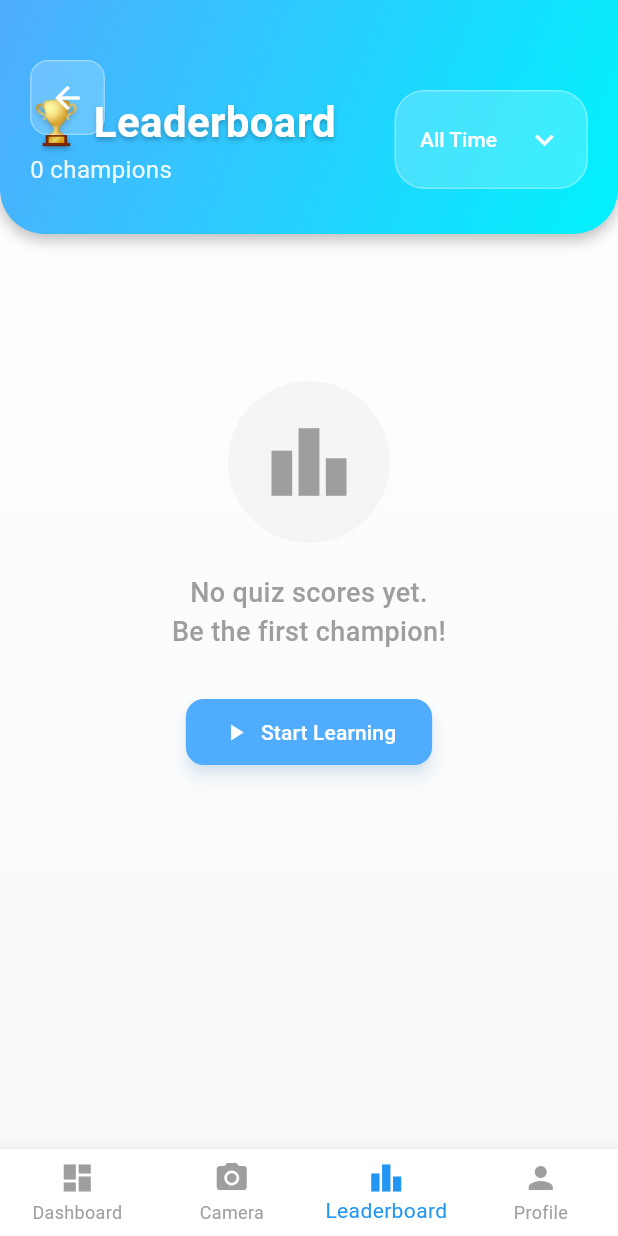
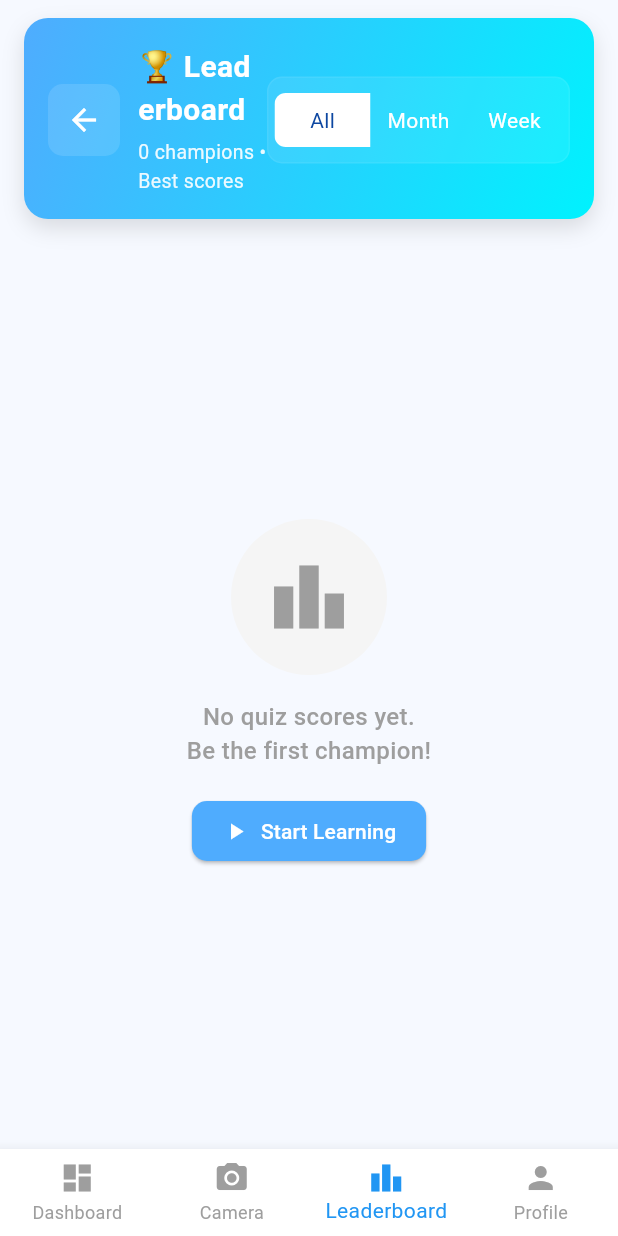
Before and after one commit to nethmalgunawardhana/Hacklite2.0_frontend, a Flutter app: the screen it shows once a user with an empty profile is signed in, item 3 of the bottom bar chosen, on a phone screen of 412 x 824 dp. Run offline on Flutter 3.47's test engine with Material 3 defaults, Android fonts, the phone set to English and light mode, and no system bars; our stand-ins replace camera, cloud_firestore, firebase_auth, firebase_core, flutter_svg, permission_handler; missing offline and left inert: google_mlkit_pose_detection; accounts and stored records are empty.

Commit message:
Revamp leaderboard — new header, timeframe toggle, refreshed player cards and badges

```diff
--- a/lib/leaderboard_page.dart
+++ b/lib/leaderboard_page.dart
@@ -59,12 +59,12 @@ class _LeaderboardPageState extends State<LeaderboardPage> {
           userBestScores[userId] = {
             'id': doc.id,
             'userId': data['userId'],
-            'userName': data['userName'],
+            'userName': data['userName'] ?? 'Unknown',
             'userEmail': data['userEmail'],
             'quizId': data['quizId'],
-            'quizTitle': data['quizTitle'],
-            'score': data['score'],
-            'totalQuestions': data['totalQuestions'],
+            'quizTitle': data['quizTitle'] ?? 'Quiz',
+            'score': data['score'] ?? 0,
+            'totalQuestions': data['totalQuestions'] ?? 0,
             'percentage': data['percentage'],
             'timestamp': data['timestamp'],
             'date': data['date'],
@@ -99,164 +99,114 @@ class _LeaderboardPageState extends State<LeaderboardPage> {
 
   @override
   Widget build(BuildContext context) {
+    final toggleSelection = [
+      selectedTimeframe == 'all',
+      selectedTimeframe == 'month',
+      selectedTimeframe == 'week'
+    ];
+
     return Scaffold(
-      body: Stack(
+      backgroundColor: const Color(0xFFF6F9FF),
+      body: SafeArea(
+        child: Column(
           children: [
+            // Header
             Container(
-            decoration: const BoxDecoration(
-              gradient: LinearGradient(
-                colors: [Colors.white, Color(0xFFF8F9FA)],
-                begin: Alignment.topCenter,
-                end: Alignment.bottomCenter,
-              ),
-            ),
-            child: _buildContent(),
-          ),
-          // Header Section
-          Positioned(
-            top: 0,
-            left: 0,
-            right: 0,
-            child: Container(
-              padding: const EdgeInsets.only(
-                top: 60,
-                left: 20,
-                right: 20,
-                bottom: 30,
-              ),
-              decoration: const BoxDecoration(
-                gradient: LinearGradient(
+              margin: const EdgeInsets.symmetric(horizontal: 16, vertical: 12),
+              padding: const EdgeInsets.fromLTRB(16, 18, 16, 16),
+              decoration: BoxDecoration(
+                gradient: const LinearGradient(
                   colors: [Color(0xFF4facfe), Color(0xFF00f2fe)],
                   begin: Alignment.topLeft,
                   end: Alignment.bottomRight,
                 ),
-                borderRadius: BorderRadius.only(
-                  bottomLeft: Radius.circular(30),
-                  bottomRight: Radius.circular(30),
-                ),
+                borderRadius: BorderRadius.circular(16),
                 boxShadow: [
                   BoxShadow(
-                    color: Colors.black26,
-                    blurRadius: 8,
-                    offset: Offset(0, 4),
+                    color: Colors.black.withOpacity(0.12),
+                    blurRadius: 12,
+                    offset: const Offset(0, 6),
                   ),
                 ],
               ),
+              child: Row(
+                children: [
+                  // Back button
+                  Material(
+                    color: Colors.white.withOpacity(0.12),
+                    shape: RoundedRectangleBorder(borderRadius: BorderRadius.circular(10)),
+                    child: IconButton(
+                      icon: const Icon(Icons.arrow_back, color: Colors.white),
+                      onPressed: () => Navigator.of(context).pop(),
+                    ),
+                  ),
+                  const SizedBox(width: 12),
+                  // Title
+                  Expanded(
                     child: Column(
-                crossAxisAlignment: CrossAxisAlignment.start,
-                children: [
-                  Row(
-                    mainAxisAlignment: MainAxisAlignment.spaceBetween,
-                    children: [
-                      Column(
                       crossAxisAlignment: CrossAxisAlignment.start,
                       children: [
                         const Text(
                           '🏆 Leaderboard',
                           style: TextStyle(
-                              fontSize: 28,
+                            color: Colors.white,
+                            fontSize: 20,
                             fontWeight: FontWeight.bold,
-                              color: Colors.white,
-                              shadows: [
-                                Shadow(
-                                  color: Colors.black26,
-                                  offset: Offset(0, 2),
-                                  blurRadius: 4,
+                          ),
+                        ),
+                        const SizedBox(height: 4),
+                        Text(
+                          '${leaderboardData.length} champions • Best scores',
+                          style: TextStyle(
+                            color: Colors.white.withOpacity(0.9),
+                            fontSize: 13,
+                          ),
                         ),
                       ],
                     ),
                   ),
-                          Text(
-                            '${leaderboardData.length} champions',
-                            style: TextStyle(
-                              fontSize: 16,
-                              color: Colors.white.withOpacity(0.9),
+                  // Timeframe segmented control
+                  Container(
+                    padding: const EdgeInsets.all(4),
+                    decoration: BoxDecoration(
+                      color: Colors.white.withOpacity(0.08),
+                      borderRadius: BorderRadius.circular(10),
+                      border: Border.all(color: Colors.white.withOpacity(0.06)),
+                    ),
+                    child: ToggleButtons(
+                      isSelected: toggleSelection,
+                      onPressed: (i) {
+                        final val = i == 0 ? 'all' : (i == 1 ? 'month' : 'week');
+                        _changeTimeframe(val);
+                      },
+                      borderRadius: BorderRadius.circular(8),
+                      selectedColor: Colors.blue.shade900,
+                      color: Colors.white,
+                      fillColor: Colors.white,
+                      renderBorder: false,
+                      constraints: const BoxConstraints(minWidth: 64, minHeight: 36),
+                      children: const [
+                        Text('All'),
+                        Text('Month'),
+                        Text('Week'),
+                      ],
                     ),
                   ),
                 ],
               ),
-                      Container(
-                        padding: const EdgeInsets.symmetric(
-                          horizontal: 16,
-                          vertical: 8,
             ),
-                        decoration: BoxDecoration(
-                          color: Colors.white.withOpacity(0.2),
-                          borderRadius: BorderRadius.circular(20),
-                          border: Border.all(
-                            color: Colors.white.withOpacity(0.3),
-                            width: 1,
-                          ),
-                        ),
-                        child: DropdownButton<String>(
-                          value: selectedTimeframe,
-                          dropdownColor: const Color(0xFF4facfe),
-                          style: const TextStyle(
-                            color: Colors.white,
-                            fontWeight: FontWeight.w500,
-                          ),
-                          underline: const SizedBox(),
-                          icon: const Icon(
-                            Icons.keyboard_arrow_down,
-                            color: Colors.white,
-                          ),
-                          items: const [
-                            DropdownMenuItem(
-                              value: 'all',
-                              child: Text('All Time'),
-                            ),
-                            DropdownMenuItem(
-                              value: 'month',
-                              child: Text('This Month'),
-                            ),
-                            DropdownMenuItem(
-                              value: 'week',
-                              child: Text('This Week'),
-                            ),
-                          ],
-                          onChanged: (value) {
-                            if (value != null) {
-                              _changeTimeframe(value);
-                            }
-                          },
-                        ),
-                      ),
-                    ],
+
+            // Content
+            Expanded(
+              child: _buildBodyContent(),
             ),
           ],
         ),
       ),
-          ),
-          // Back Button
-          Positioned(
-            top: 40,
-            left: 20,
-            child: Container(
-              decoration: BoxDecoration(
-                color: Colors.white.withOpacity(0.2),
-                borderRadius: BorderRadius.circular(12),
-                border: Border.all(
-                  color: Colors.white.withOpacity(0.3),
-                  width: 1,
-                ),
-              ),
-              child: IconButton(
-                icon: const Icon(
-                  Icons.arrow_back,
-                  color: Colors.white,
-                  size: 24,
-                ),
-                onPressed: () => Navigator.of(context).pop(),
-                padding: const EdgeInsets.all(12),
-              ),
-            ),
-          ),
-        ],
-      ),
     );
   }
 
-  Widget _buildContent() {
+  Widget _buildBodyContent() {
     if (isLoading) {
       return const Center(
         child: Column(
@@ -286,8 +236,8 @@ class _LeaderboardPageState extends State<LeaderboardPage> {
           child: Column(
             mainAxisAlignment: MainAxisAlignment.center,
             children: [
-              const Icon(Icons.error_outline, size: 80, color: Colors.red),
-              const SizedBox(height: 20),
+              const Icon(Icons.error_outline, size: 72, color: Colors.red),
+              const SizedBox(height: 16),
               Text(
                 errorMessage!,
                 style: const TextStyle(
@@ -297,7 +247,7 @@ class _LeaderboardPageState extends State<LeaderboardPage> {
                 ),
                 textAlign: TextAlign.center,
               ),
-              const SizedBox(height: 30),
+              const SizedBox(height: 18),
               ElevatedButton.icon(
                 onPressed: _fetchLeaderboardData,
                 icon: const Icon(Icons.refresh),
@@ -305,15 +255,8 @@ class _LeaderboardPageState extends State<LeaderboardPage> {
                 style: ElevatedButton.styleFrom(
                   backgroundColor: const Color(0xFF4facfe),
                   foregroundColor: Colors.white,
-                  padding: const EdgeInsets.symmetric(
-                    horizontal: 24,
-                    vertical: 12,
-                  ),
-                  shape: RoundedRectangleBorder(
-                    borderRadius: BorderRadius.circular(12),
-                  ),
-                  elevation: 4,
-                  shadowColor: const Color(0xFF4facfe).withOpacity(0.3),
+                  padding: const EdgeInsets.symmetric(horizontal: 20, vertical: 10),
+                  shape: RoundedRectangleBorder(borderRadius: BorderRadius.circular(10)),
                 ),
               ),
             ],
@@ -335,21 +278,17 @@ class _LeaderboardPageState extends State<LeaderboardPage> {
               ),
               child: const Icon(
                 Icons.leaderboard,
-                size: 60,
+                size: 56,
                 color: Colors.grey,
               ),
             ),
-            const SizedBox(height: 20),
+            const SizedBox(height: 16),
             const Text(
               'No quiz scores yet.\nBe the first champion!',
-              style: TextStyle(
-                fontSize: 18,
-                color: Colors.grey,
-                fontWeight: FontWeight.w500,
-              ),
+              style: TextStyle(fontSize: 16, color: Colors.grey, fontWeight: FontWeight.w500),
               textAlign: TextAlign.center,
             ),
-            const SizedBox(height: 30),
+            const SizedBox(height: 18),
             ElevatedButton.icon(
               onPressed: () => Navigator.of(context).pop(),
               icon: const Icon(Icons.play_arrow),
@@ -357,15 +296,8 @@ class _LeaderboardPageState extends State<LeaderboardPage> {
               style: ElevatedButton.styleFrom(
                 backgroundColor: const Color(0xFF4facfe),
                 foregroundColor: Colors.white,
-                padding: const EdgeInsets.symmetric(
-                  horizontal: 24,
-                  vertical: 12,
-                ),
-                shape: RoundedRectangleBorder(
-                  borderRadius: BorderRadius.circular(12),
-                ),
-                elevation: 4,
-                shadowColor: const Color(0xFF4facfe).withOpacity(0.3),
+                padding: const EdgeInsets.symmetric(horizontal: 20, vertical: 10),
+                shape: RoundedRectangleBorder(borderRadius: BorderRadius.circular(10)),
               ),
             ),
           ],
@@ -373,35 +305,32 @@ class _LeaderboardPageState extends State<LeaderboardPage> {
       );
     }
 
-    return ListView.builder(
-      padding: const EdgeInsets.only(left: 16, right: 16, top: 180, bottom: 16),
+    return RefreshIndicator(
+      color: const Color(0xFF4facfe),
+      onRefresh: _fetchLeaderboardData,
+      child: ListView.builder(
+        padding: const EdgeInsets.symmetric(horizontal: 16, vertical: 12),
         itemCount: leaderboardData.length,
         itemBuilder: (context, index) {
           final entry = leaderboardData[index];
-        final isCurrentUser =
-            entry['userId'] == FirebaseAuth.instance.currentUser?.uid;
+          final isCurrentUser = entry['userId'] == FirebaseAuth.instance.currentUser?.uid;
+
+          final primaryColor = _getRankColor(index);
+          final titleColor = isCurrentUser ? Colors.white : Colors.black87;
+          final subtitleColor = isCurrentUser ? Colors.white70 : Colors.grey[700];
 
           return Container(
             margin: const EdgeInsets.only(bottom: 12),
-          decoration: BoxDecoration(
-            borderRadius: BorderRadius.circular(16),
-            boxShadow: [
-              BoxShadow(
-                color: Colors.black.withOpacity(0.08),
-                blurRadius: 8,
-                offset: const Offset(0, 4),
-              ),
-            ],
-          ),
-          child: Card(
-            elevation: 0,
-            margin: EdgeInsets.zero,
-            shape: RoundedRectangleBorder(
-              borderRadius: BorderRadius.circular(16),
-            ),
+            child: Material(
+              borderRadius: BorderRadius.circular(14),
+              elevation: isCurrentUser ? 6 : 2,
+              color: isCurrentUser ? null : Colors.white,
+              child: InkWell(
+                borderRadius: BorderRadius.circular(14),
+                onTap: () {},
                 child: Container(
                   decoration: BoxDecoration(
-                borderRadius: BorderRadius.circular(16),
+                    borderRadius: BorderRadius.circular(14),
                     gradient: isCurrentUser
                         ? const LinearGradient(
                             colors: [Color(0xFF4facfe), Color(0xFF00f2fe)],
@@ -411,135 +340,93 @@ class _LeaderboardPageState extends State<LeaderboardPage> {
                         : index < 3
                             ? LinearGradient(
                                 colors: [
-                          _getRankColor(index).withOpacity(0.1),
-                          _getRankColor(index).withOpacity(0.05),
+                                  Colors.white,
+                                  Colors.white.withOpacity(0.98),
                                 ],
-                        begin: Alignment.centerLeft,
-                        end: Alignment.centerRight,
+                                begin: Alignment.topCenter,
+                                end: Alignment.bottomCenter,
                               )
                             : null,
                     border: isCurrentUser
-                    ? Border.all(color: Colors.white.withOpacity(0.3), width: 1)
-                    : null,
+                        ? Border.all(color: Colors.white.withOpacity(0.16), width: 1)
+                        : Border.all(color: Colors.grey.withOpacity(0.06)),
                   ),
-              child: ListTile(
-                contentPadding: const EdgeInsets.all(20),
-                leading: Container(
-                  width: 50,
-                  height: 50,
+                  padding: const EdgeInsets.symmetric(horizontal: 12, vertical: 12),
+                  child: Row(
+                    children: [
+                      // Rank avatar
+                      Container(
+                        width: 56,
+                        height: 56,
                         decoration: BoxDecoration(
                           shape: BoxShape.circle,
                           gradient: LinearGradient(
-                      colors: [
-                        _getRankColor(index),
-                        _getRankColor(index).withOpacity(0.7),
-                      ],
+                            colors: [primaryColor.withOpacity(0.95), primaryColor.withOpacity(0.7)],
                             begin: Alignment.topLeft,
                             end: Alignment.bottomRight,
                           ),
                           boxShadow: [
                             BoxShadow(
-                        color: _getRankColor(index).withOpacity(0.3),
-                        blurRadius: 6,
-                        offset: const Offset(0, 3),
-                      ),
+                              color: primaryColor.withOpacity(0.22),
+                              blurRadius: 8,
+                              offset: const Offset(0, 4),
+                            )
                           ],
                         ),
                         child: Center(
                           child: index < 3
-                        ? Icon(
-                            _getRankIcon(index),
-                            color: Colors.white,
-                            size: 24,
-                          )
+                              ? Icon(_getRankIcon(index), color: Colors.white, size: 20)
                               : Text(
                                   '${index + 1}',
-                            style: const TextStyle(
-                              color: Colors.white,
-                              fontWeight: FontWeight.bold,
-                              fontSize: 18,
+                                  style: const TextStyle(color: Colors.white, fontWeight: FontWeight.bold, fontSize: 16),
                                 ),
                         ),
                       ),
-                ),
-                title: Row(
+                      const SizedBox(width: 12),
+                      // Name + details
+                      Expanded(
+                        child: Column(
+                          crossAxisAlignment: CrossAxisAlignment.start,
+                          children: [
+                            Row(
                               children: [
                                 Expanded(
                                   child: Text(
                                     entry['userName'] as String,
-                        style: TextStyle(
-                          fontWeight: FontWeight.bold,
-                          fontSize: 18,
-                          color: isCurrentUser ? Colors.white : Colors.black87,
-                        ),
+                                    style: TextStyle(fontWeight: FontWeight.w700, fontSize: 16, color: titleColor),
                                   ),
                                 ),
                                 if (isCurrentUser)
                                   Container(
-                        padding: const EdgeInsets.symmetric(
-                          horizontal: 8,
-                          vertical: 4,
-                        ),
+                                    margin: const EdgeInsets.only(left: 8),
+                                    padding: const EdgeInsets.symmetric(horizontal: 8, vertical: 4),
                                     decoration: BoxDecoration(
-                          color: Colors.white.withOpacity(0.2),
+                                      color: Colors.white.withOpacity(0.16),
                                       borderRadius: BorderRadius.circular(12),
                                     ),
                                     child: const Text(
                                       'YOU',
-                          style: TextStyle(
-                            color: Colors.white,
-                            fontSize: 12,
-                            fontWeight: FontWeight.bold,
-                          ),
+                                      style: TextStyle(color: Colors.white, fontSize: 12, fontWeight: FontWeight.bold),
                                     ),
                                   ),
                               ],
                             ),
-                subtitle: Column(
-                  crossAxisAlignment: CrossAxisAlignment.start,
-                  children: [
-                    const SizedBox(height: 4),
+                            const SizedBox(height: 6),
                             Row(
                               children: [
-                        Icon(
-                          Icons.quiz,
-                          size: 16,
-                          color: isCurrentUser
-                              ? Colors.white70
-                              : Colors.grey[600],
-                        ),
-                        const SizedBox(width: 4),
+                                Icon(Icons.quiz, size: 14, color: subtitleColor),
+                                const SizedBox(width: 6),
                                 Text(
                                   '${entry['score']}/${entry['totalQuestions']} correct',
-                          style: TextStyle(
-                            color: isCurrentUser
-                                ? Colors.white70
-                                : Colors.grey[600],
-                            fontSize: 14,
+                                  style: TextStyle(color: subtitleColor, fontSize: 13),
                                 ),
-                        ),
-                      ],
-                    ),
-                    const SizedBox(height: 2),
-                    Row(
-                      children: [
-                        Icon(
-                          Icons.book,
-                          size: 16,
-                          color: isCurrentUser
-                              ? Colors.white70
-                              : Colors.grey[600],
-                        ),
-                        const SizedBox(width: 4),
+                                const SizedBox(width: 12),
+                                Icon(Icons.book, size: 14, color: subtitleColor),
+                                const SizedBox(width: 6),
                                 Expanded(
                                   child: Text(
                                     entry['quizTitle'] as String,
-                            style: TextStyle(
-                              color: isCurrentUser
-                                  ? Colors.white70
-                                  : Colors.grey[600],
-                              fontSize: 12,
-                            ),
+                                    style: TextStyle(color: subtitleColor, fontSize: 13),
                                     maxLines: 1,
                                     overflow: TextOverflow.ellipsis,
                                   ),
@@ -548,39 +435,35 @@ class _LeaderboardPageState extends State<LeaderboardPage> {
                             ),
                           ],
                         ),
-                trailing: Container(
-                  padding: const EdgeInsets.symmetric(
-                    horizontal: 16,
-                    vertical: 8,
                       ),
+                      // Percentage badge
+                      Container(
+                        padding: const EdgeInsets.symmetric(horizontal: 12, vertical: 8),
                         decoration: BoxDecoration(
-                    color: isCurrentUser
-                        ? Colors.white.withOpacity(0.2)
-                        : const Color(0xFF4facfe).withOpacity(0.1),
-                    borderRadius: BorderRadius.circular(20),
-                    border: Border.all(
-                      color: isCurrentUser
-                          ? Colors.white.withOpacity(0.3)
-                          : const Color(0xFF4facfe).withOpacity(0.3),
-                      width: 1,
+                          color: isCurrentUser ? Colors.white.withOpacity(0.16) : primaryColor.withOpacity(0.08),
+                          borderRadius: BorderRadius.circular(18),
+                          border: Border.all(color: primaryColor.withOpacity(0.14)),
+                        ),
+                        child: Column(
+                          mainAxisSize: MainAxisSize.min,
+                          children: [
+                            Text(
+                              '${entry['percentage']}%',
+                              style: TextStyle(color: isCurrentUser ? Colors.white : primaryColor, fontWeight: FontWeight.w800, fontSize: 14),
+                            ),
+                            const SizedBox(height: 2),
+                            Text('score', style: TextStyle(color: isCurrentUser ? Colors.white70 : primaryColor.withOpacity(0.9), fontSize: 10)),
+                          ],
                         ),
                       ),
-                  child: Text(
-                    '${entry['percentage']}%',
-                    style: TextStyle(
-                      color: isCurrentUser
-                          ? Colors.white
-                          : const Color(0xFF4facfe),
-                      fontWeight: FontWeight.bold,
-                      fontSize: 18,
-                    ),
-                  ),
+                    ],
                   ),
                 ),
               ),
             ),
           );
         },
+      ),
     );
   }
 
```
Lines whose indentation alone changed are shown as unchanged.
